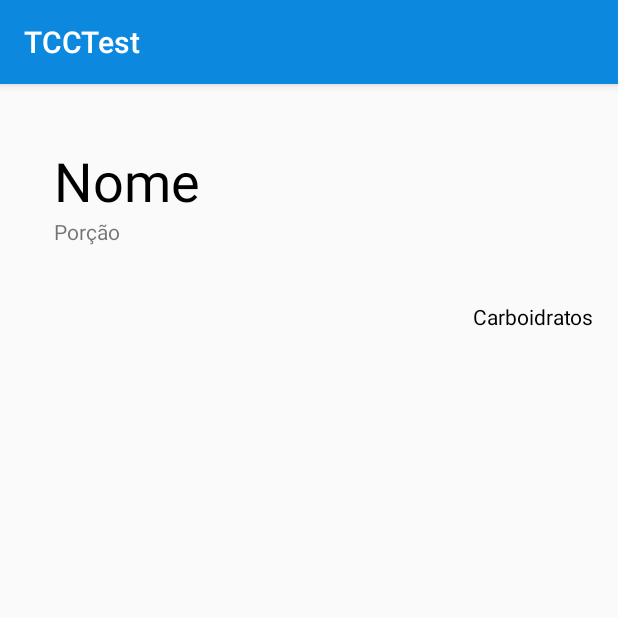
After one commit to LucasPCBranco/Diabytes, an Android app: the CalcActivity screen opened directly, with no data from a screen before it, on a phone screen of 412 x 824 dp, the top half of it. The commit adds this screen. Run offline under Robolectric (Android 15) with nearby library versions, the phone set to English and light mode, and no system bars.

Commit message:
New Screen: CalcActivity

```diff
--- a/app/src/main/AndroidManifest.xml
+++ b/app/src/main/AndroidManifest.xml
@@ -15,7 +15,8 @@
                 <category android:name="android.intent.category.LAUNCHER" />
             </intent-filter>
         </activity>
-        <activity android:name=".NewAlimentoActivity"></activity>
+        <activity android:name=".NewAlimentoActivity" />
+        <activity android:name=".CalcActivity"></activity>
     </application>
 
 </manifest>
--- /dev/null
+++ b/app/src/main/java/com/example/nerds/tcctest/CalcActivity.java
@@ -0,0 +1,40 @@
+package com.example.nerds.tcctest;
+
+import android.support.v7.app.AppCompatActivity;
+import android.os.Bundle;
+import android.view.View;
+import android.widget.TextView;
+
+public class CalcActivity extends AppCompatActivity {
+
+    private TextView textNome, textPorcao, textCarb;
+
+    @Override
+    protected void onCreate(Bundle savedInstanceState) {
+        super.onCreate(savedInstanceState);
+        setContentView(R.layout.activity_calc);
+
+        textNome = (TextView) findViewById(R.id.textNome);
+        textPorcao = (TextView) findViewById(R.id.textPorcao);
+        textCarb = (TextView) findViewById(R.id.textCarb);
+
+        //Para conseguir as informações para RECEBER A POSIÇÃO CLICADA, é necessário:
+        Bundle bMain = getIntent().getExtras();
+
+        if(bMain != null) {
+            /*Caso consiga encontrar algo na Bundle, ou seja, se for derivada de um click em um
+            item, conseguimos a posição no item que foi clicado*/
+            int posicao = bMain.getInt("posicao");
+            DBLocal bd = new DBLocal(this);
+
+            //Atribue os valores relativos a posição
+            textNome.setText(bd.selectAlimentos().get(posicao).getNome());
+            textPorcao.setText(bd.selectAlimentos().get(posicao).getPorcao());
+            //Sistema extenso de conversão Float para String
+            textCarb.setText(String.valueOf(bd.selectAlimentos().get(posicao).getgCarb()));
+
+
+        }
+
+    }
+}
--- a/app/src/main/java/com/example/nerds/tcctest/MainActivity.java
+++ b/app/src/main/java/com/example/nerds/tcctest/MainActivity.java
@@ -37,8 +37,8 @@ public class MainActivity extends AppCompatActivity {
                 /* A posição passada como parâmetro é atribuído ao Bundle*/
                 b.putInt("posicao", position);
 
-                //Cria a transição entre a MainActivity com a tela de transição (A MUDAR)
-                Intent i = new Intent(MainActivity.this, NewAlimentoActivity.class);
+                //Cria a transição entre a MainActivity com a tela de transição (TESTE COM nova)
+                Intent i = new Intent(MainActivity.this, CalcActivity.class);
                 //Insere no intent o Bundle
                 i.putExtras(b);
 
--- a/app/src/main/java/com/example/nerds/tcctest/NewAlimentoActivity.java
+++ b/app/src/main/java/com/example/nerds/tcctest/NewAlimentoActivity.java
@@ -30,25 +30,7 @@ public class NewAlimentoActivity extends AppCompatActivity {
             }
         });
 
-        //Para conseguir as informações para RECEBER A POSIÇÃO CLICADA, é necessário:
-        Bundle bMain = getIntent().getExtras();
-
-        if(bMain != null) {
-            /*Caso consiga encontrar algo na Bundle, ou seja, se for derivada de um click em um
-            item, conseguimos a posição no item que foi clicado*/
-            int posicao = bMain.getInt("posicao");
-            DBLocal bd = new DBLocal(this);
-
-            //Atribue os valores relativos a posição
-            editName.setText(bd.selectAlimentos().get(posicao).getNome());
-            editPorcao.setText(bd.selectAlimentos().get(posicao).getPorcao());
-            //Sistema extenso de conversão Float para String
-            editCarb.setText(String.valueOf(bd.selectAlimentos().get(posicao).getgCarb()));
-
-            //Por se tratar de apenas uma visualização, mantemos o botão salvar invisível
-            buttonSalvar.setVisibility(View.INVISIBLE);
-
-        }
+        /* Tinha um código aqui que foi transferido para a CalcActivity*/
     }
 
     //Método para internamento fazer o salvamento das informações da tela
--- /dev/null
+++ b/app/src/main/res/layout/activity_calc.xml
@@ -0,0 +1,46 @@
+<?xml version="1.0" encoding="utf-8"?>
+<RelativeLayout xmlns:android="http://schemas.android.com/apk/res/android"
+    xmlns:tools="http://schemas.android.com/tools"
+    android:id="@+id/activity_calc"
+    android:layout_width="match_parent"
+    android:layout_height="match_parent"
+    android:paddingBottom="@dimen/activity_vertical_margin"
+    android:paddingLeft="@dimen/activity_horizontal_margin"
+    android:paddingRight="@dimen/activity_horizontal_margin"
+    android:paddingTop="@dimen/activity_vertical_margin"
+    tools:context="com.example.nerds.tcctest.CalcActivity">
+
+    <TextView
+        android:text="Nome"
+        android:layout_width="wrap_content"
+        android:layout_height="wrap_content"
+        android:layout_marginLeft="20dp"
+        android:layout_marginStart="20dp"
+        android:layout_marginTop="24dp"
+        android:id="@+id/textNome"
+        android:textColor="@android:color/black"
+        android:textSize="36sp"
+        android:layout_alignParentTop="true"
+        android:layout_alignParentLeft="true"
+        android:layout_alignParentStart="true" />
+
+    <TextView
+        android:text="Porção"
+        android:layout_width="wrap_content"
+        android:layout_height="wrap_content"
+        android:id="@+id/textPorcao"
+        android:layout_below="@+id/textNome"
+        android:layout_alignLeft="@+id/textNome"
+        android:layout_alignStart="@+id/textNome" />
+
+    <TextView
+        android:text="Carboidratos"
+        android:layout_width="wrap_content"
+        android:layout_height="wrap_content"
+        android:layout_below="@+id/textPorcao"
+        android:layout_alignParentRight="true"
+        android:layout_alignParentEnd="true"
+        android:layout_marginTop="37dp"
+        android:id="@+id/textCarb"
+        android:textColor="@android:color/primary_text_light" />
+</RelativeLayout>
```
